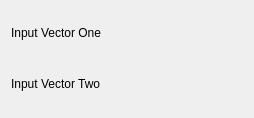
Qt form src/plugins/dataobject/convolution/convolve/convolveconfig.ui (Kst-plot/kst) before a commit.
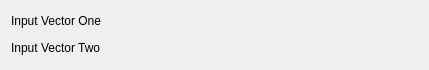
The same form after that commit. Custom widgets are drawn as their Qt base class.

The edit to the form file:
```diff
--- a/src/plugins/dataobject/convolution/convolve/convolveconfig.ui
+++ b/src/plugins/dataobject/convolution/convolve/convolveconfig.ui
@@ -5,10 +5,16 @@
    <rect>
     <x>0</x>
     <y>0</y>
-    <width>254</width>
-    <height>118</height>
+    <width>429</width>
+    <height>70</height>
    </rect>
   </property>
+  <property name="minimumSize" >
+   <size>
+    <width>400</width>
+    <height>0</height>
+   </size>
+  </property>
   <layout class="QVBoxLayout" name="verticalLayout" >
    <item>
     <layout class="QHBoxLayout" name="horizontalLayout" >
```
